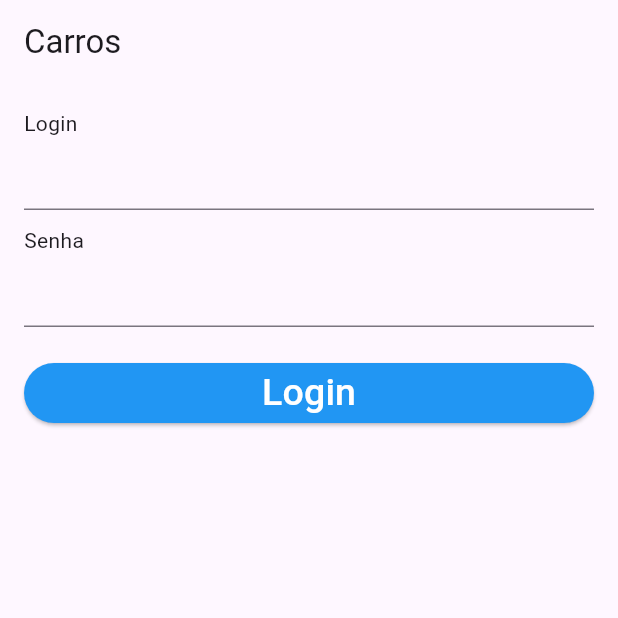
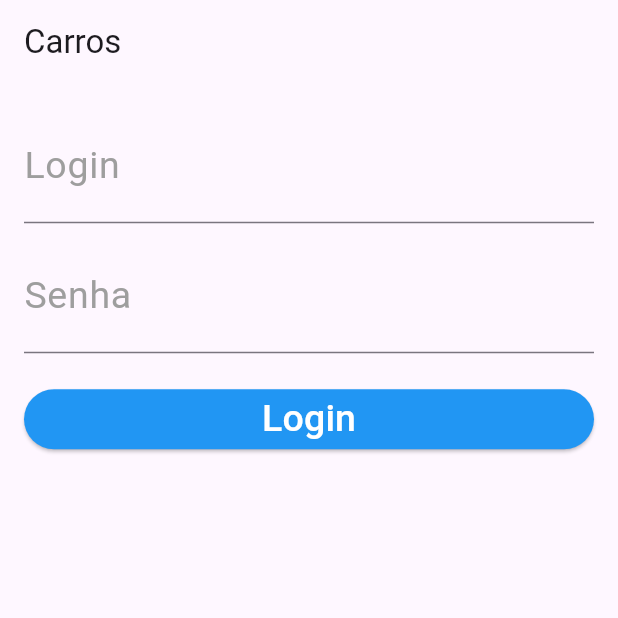
Before and after one commit to Miel230/Carros, a Flutter app: the screen it shows after launch, on a phone screen of 412 x 824 dp, the top half of it. Run offline on Flutter 3.47's test engine with Material 2 defaults, Android fonts, the phone set to English and light mode, and no system bars.

Commit message:
Adicionando as senhas em obscure e adidionando as hints

```diff
--- a/lib/pages/login_page.dart
+++ b/lib/pages/login_page.dart
@@ -16,12 +16,41 @@ class LoginPage extends StatelessWidget {
       padding: EdgeInsets.all(16),
       child: ListView(
         children: [
-          Text("Login"),
-          TextFormField(),
+          TextFormField(
+            style: TextStyle(
+              fontSize: 25,
+              color: Colors.blue
+            ),
+            decoration: InputDecoration(
+              labelText: "Login",
+              labelStyle: TextStyle(
+                fontSize: 25,
+                color: Colors.grey
+              ),
+              hintText: "Digite o Login",
+              hintStyle: TextStyle(
+               fontSize: 16
+              )
+            ),
+          ),
           SizedBox(height: 10,),
-          Text("Senha"),
           TextFormField(
             obscureText: true,
+            style: TextStyle(
+                fontSize: 25,
+                color: Colors.blue
+            ),
+            decoration: InputDecoration(
+                labelText: "Senha",
+                labelStyle: TextStyle(
+                    fontSize: 25,
+                    color: Colors.grey
+                ),
+                hintText: "Digite a senha",
+                hintStyle: TextStyle(
+                    fontSize: 16
+                )
+            ),
           ),
           SizedBox(height: 20,),
           Container(
```
